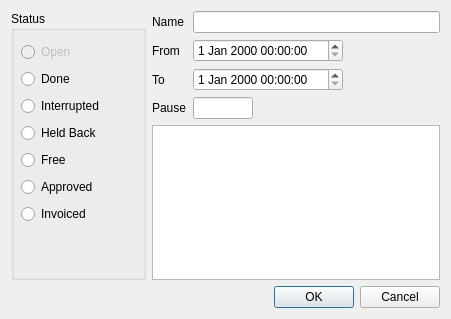
Qt form workdialog.ui (jgaa/whid) before a commit.
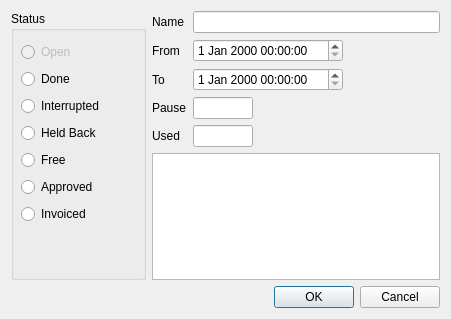
The same form after that commit. Icons and pictures are not drawn.

The edit to the form file:
```diff
--- a/workdialog.ui
+++ b/workdialog.ui
@@ -214,7 +214,7 @@
          </property>
         </widget>
        </item>
-       <item row="4" column="0" colspan="2">
+       <item row="5" column="0" colspan="2">
         <widget class="QPlainTextEdit" name="noteEdit">
          <property name="sizePolicy">
           <sizepolicy hsizetype="Expanding" vsizetype="Expanding">
@@ -224,6 +224,29 @@
          </property>
         </widget>
        </item>
+       <item row="4" column="0">
+        <widget class="QLabel" name="label">
+         <property name="text">
+          <string>Used</string>
+         </property>
+        </widget>
+       </item>
+       <item row="4" column="1">
+        <widget class="QLineEdit" name="usedEdit">
+         <property name="enabled">
+          <bool>true</bool>
+         </property>
+         <property name="maximumSize">
+          <size>
+           <width>60</width>
+           <height>16777215</height>
+          </size>
+         </property>
+         <property name="readOnly">
+          <bool>true</bool>
+         </property>
+        </widget>
+       </item>
       </layout>
      </item>
     </layout>
```
